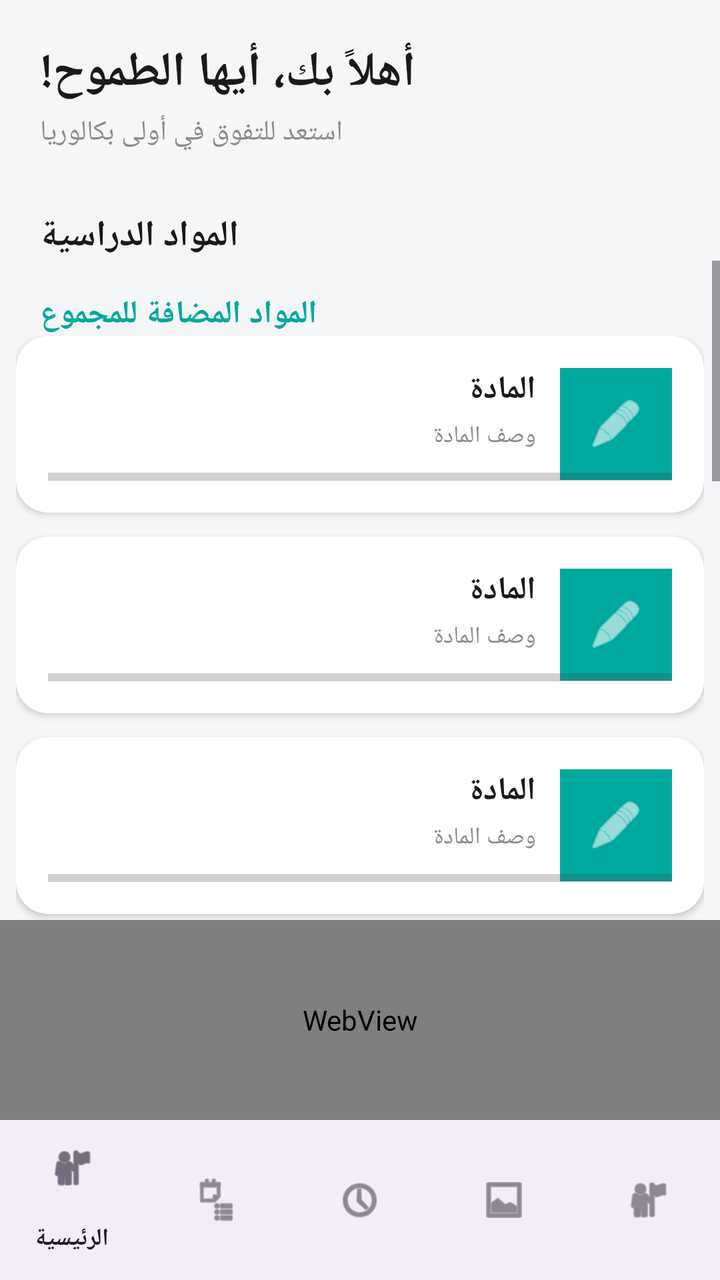
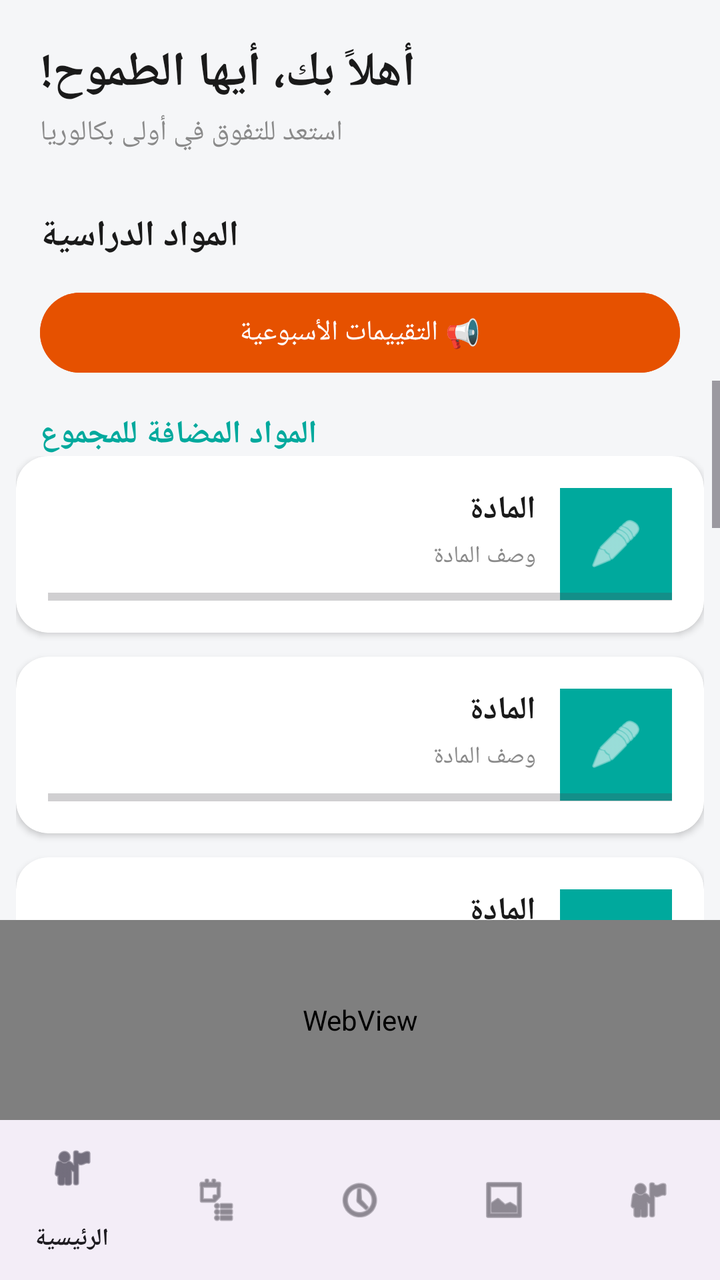

Compare the two renders of this Android layout. The source of the first and the diff that turns it into the second are given below.
<!-- AndroidManifest.xml: application theme Theme.1Bac -->
<!-- res/layout/activity_main.xml -->
<?xml version="1.0" encoding="utf-8"?>
<LinearLayout xmlns:android="http://schemas.android.com/apk/res/android"
    xmlns:app="http://schemas.android.com/apk/res-auto"
    android:layout_width="match_parent"
    android:layout_height="match_parent"
    android:orientation="vertical" android:id="@+id/main"
    android:background="@color/bg_gray">

    <LinearLayout
        android:layout_width="match_parent"
        android:layout_height="wrap_content"
        android:orientation="vertical"
        android:padding="20dp">

        <TextView
            android:layout_width="wrap_content"
            android:layout_height="wrap_content"
            android:text="أهلاً بك، أيها الطموح!"
            android:textSize="24sp"
            android:textStyle="bold"
            android:textColor="@color/text_dark" />

        <TextView
            android:layout_width="wrap_content"
            android:layout_height="wrap_content"
            android:layout_marginTop="4dp"
            android:text="استعد للتفوق في أولى بكالوريا"
            android:textSize="14sp"
            android:textColor="@color/text_gray" />
    </LinearLayout>

    <TextView
        android:layout_width="wrap_content"
        android:layout_height="wrap_content"
        android:layout_marginStart="20dp"
        android:layout_marginTop="10dp"
        android:text="المواد الدراسية"
        android:textSize="18sp"
        android:textStyle="bold"
        android:textColor="@color/text_dark" />

    <ScrollView
        android:layout_width="match_parent"
        android:layout_height="0dp"
        android:layout_weight="1">

        <LinearLayout
            android:layout_width="match_parent"
            android:layout_height="wrap_content"
            android:orientation="vertical"
            android:padding="8dp">

            <TextView
                android:layout_width="wrap_content"
                android:layout_height="wrap_content"
                android:layout_marginStart="12dp"
                android:layout_marginTop="8dp"
                android:text="المواد المضافة للمجموع"
                android:textSize="16sp"
                android:textStyle="bold"
                android:textColor="@color/teal_primary"/>

            <LinearLayout
                android:layout_width="match_parent"
                android:layout_height="wrap_content"
                android:orientation="vertical">
                <include layout="@layout/item_subject" android:id="@+id/cardArabic" />
                <include layout="@layout/item_subject" android:id="@+id/cardEnglish" />
                <include layout="@layout/item_subject" android:id="@+id/cardMath" />
                <include layout="@layout/item_subject" android:id="@+id/cardScience" />
                <include layout="@layout/item_subject" android:id="@+id/cardPhilosophy" />
                <include layout="@layout/item_subject" android:id="@+id/cardHistory" />
            </LinearLayout>

            <TextView
                android:layout_width="wrap_content"
                android:layout_height="wrap_content"
                android:layout_marginStart="12dp"
                android:layout_marginTop="16dp"
                android:text="المواد الغير مضافة للمجموع"
                android:textSize="16sp"
                android:textStyle="bold"
                android:textColor="@color/red_accent" />

            <LinearLayout
                android:layout_width="match_parent"
                android:layout_height="wrap_content"
                android:orientation="vertical">
                <include layout="@layout/item_subject" android:id="@+id/cardProgramming" />
                <include layout="@layout/item_subject" android:id="@+id/cardIslamic" />
                <include layout="@layout/item_subject" android:id="@+id/cardFrench" />
            </LinearLayout>

        </LinearLayout>
    </ScrollView>

    <WebView
        android:id="@+id/adWebView"
        android:layout_width="match_parent"
        android:layout_height="100dp" />

    <com.google.android.material.bottomnavigation.BottomNavigationView
        android:id="@+id/bottomNav"
        android:layout_width="match_parent"
        android:layout_height="wrap_content"
        app:menu="@menu/bottom_nav_menu" />

</LinearLayout>
<!-- res/layout/item_subject.xml (included above) -->
<?xml version="1.0" encoding="utf-8"?>
<androidx.cardview.widget.CardView xmlns:android="http://schemas.android.com/apk/res/android"
    xmlns:app="http://schemas.android.com/apk/res-auto"
    android:layout_width="match_parent"
    android:layout_height="wrap_content"
    app:cardCornerRadius="16dp"
    app:cardElevation="2dp"
    app:cardBackgroundColor="@android:color/white"
    android:layout_marginBottom="12dp">

    <RelativeLayout
        android:layout_width="match_parent"
        android:layout_height="wrap_content"
        android:padding="16dp">

        <LinearLayout
            android:id="@+id/iconBox"
            android:layout_width="56dp"
            android:layout_height="56dp"
            android:layout_alignParentEnd="true"
            android:gravity="center"
            android:background="@color/teal_primary">

            <ImageView
                android:id="@+id/subjectIcon"
                android:layout_width="28dp"
                android:layout_height="28dp"
                android:src="@android:drawable/ic_menu_edit"
                app:tint="@android:color/white" />
        </LinearLayout>

        <TextView
            android:id="@+id/subjectName"
            android:layout_width="wrap_content"
            android:layout_height="wrap_content"
            android:layout_toStartOf="@id/iconBox"
            android:layout_marginEnd="12dp"
            android:text="المادة"
            android:textStyle="bold"
            android:textSize="16sp"
            android:textColor="@color/text_dark" />

        <TextView
            android:id="@+id/subjectDesc"
            android:layout_width="wrap_content"
            android:layout_height="wrap_content"
            android:layout_below="@id/subjectName"
            android:layout_toStartOf="@id/iconBox"
            android:layout_marginEnd="12dp"
            android:layout_marginTop="4dp"
            android:text="وصف المادة"
            android:textSize="12sp"
            android:textColor="@color/text_gray" />

        <ProgressBar
            android:id="@+id/subjectProgress"
            style="?android:attr/progressBarStyleHorizontal"
            android:layout_width="match_parent"
            android:layout_height="4dp"
            android:layout_below="@id/subjectDesc"
            android:layout_marginTop="10dp"
            android:max="100"
            android:progress="0" />

    </RelativeLayout>
</androidx.cardview.widget.CardView>
<!-- resources referenced by this layout -->
<resources>
  <color name="bg_gray">#F5F6F8</color>
  <color name="red_accent">#F44857</color>
  <color name="teal_primary">#00A99D</color>
  <color name="text_dark">#1A1A1A</color>
  <color name="text_gray">#8A8A8A</color>
  <style name="Theme.1Bac" parent="Base.Theme.1Bac" />
  <style name="Base.Theme.1Bac" parent="Theme.Material3.DayNight.NoActionBar">
          
          
      </style>
</resources>

<!-- the commit's change to res/layout/activity_main.xml (unified diff, before → after) -->
@@ -38,6 +38,15 @@
         android:textSize="18sp"
         android:textStyle="bold"
         android:textColor="@color/text_dark" />
+    <Button
+        android:id="@+id/btnWeeklyUpdates"
+        android:layout_width="match_parent"
+        android:layout_height="wrap_content"
+        android:layout_marginHorizontal="20dp"
+        android:layout_marginTop="12dp"
+        android:text="📢 التقييمات الأسبوعية"
+        android:backgroundTint="#E65100"
+        android:textColor="#FFFFFF" />
 
     <ScrollView
         android:layout_width="match_parent"
